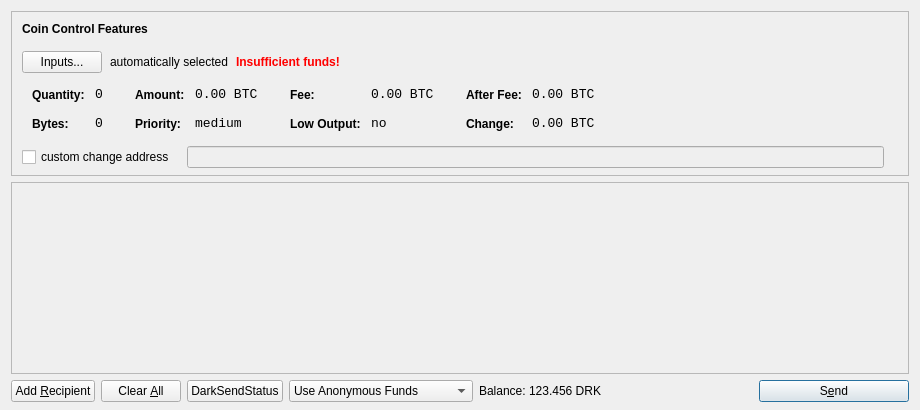
Above: src/qt/forms/sendcoinsdialog.ui from NarubyRiverlione/Spice before the change. Below: the same form after it.
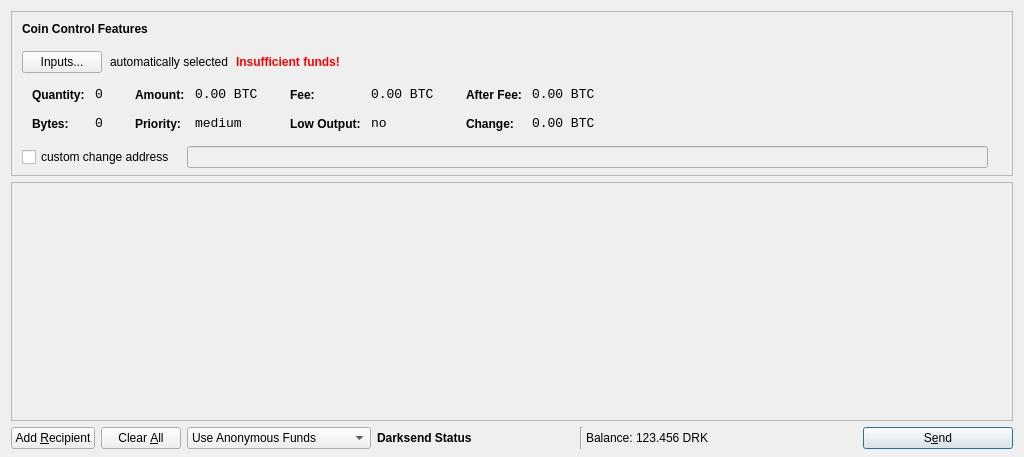
That is the form after the change. Icons and pictures are not drawn.

```diff
--- a/src/qt/forms/sendcoinsdialog.ui
+++ b/src/qt/forms/sendcoinsdialog.ui
@@ -6,8 +6,8 @@
    <rect>
     <x>0</x>
     <y>0</y>
-    <width>920</width>
-    <height>410</height>
+    <width>1024</width>
+    <height>457</height>
    </rect>
   </property>
   <property name="windowTitle">
@@ -625,8 +625,8 @@
        <rect>
         <x>0</x>
         <y>0</y>
-        <width>900</width>
-        <height>162</height>
+        <width>1004</width>
+        <height>209</height>
        </rect>
       </property>
       <layout class="QVBoxLayout" name="verticalLayout_2">
@@ -702,32 +702,6 @@
        </property>
       </widget>
      </item>
-     <item>
-      <widget class="QPushButton" name="darkSendStatusButton">
-       <property name="sizePolicy">
-        <sizepolicy hsizetype="Minimum" vsizetype="Fixed">
-         <horstretch>0</horstretch>
-         <verstretch>0</verstretch>
-        </sizepolicy>
-       </property>
-       <property name="toolTip">
-        <string>Create inputs compatible with DarkSend</string>
-       </property>
-       <property name="text">
-        <string>DarkSendStatus</string>
-       </property>
-       <property name="icon">
-        <iconset resource="../bitcoin.qrc">
-         <normaloff>:/icons/denominate</normaloff>:/icons/denominate</iconset>
-       </property>
-       <property name="autoRepeatDelay">
-        <number>300</number>
-       </property>
-       <property name="autoDefault">
-        <bool>false</bool>
-       </property>
-      </widget>
-     </item>
      <item>
       <widget class="QComboBox" name="inputType">
        <property name="minimumSize">
@@ -758,6 +732,38 @@
        <property name="spacing">
         <number>3</number>
        </property>
+       <item>
+        <widget class="QLabel" name="darkSendStatus">
+         <property name="minimumSize">
+          <size>
+           <width>200</width>
+           <height>0</height>
+          </size>
+         </property>
+         <property name="font">
+          <font>
+           <weight>75</weight>
+           <bold>true</bold>
+          </font>
+         </property>
+         <property name="text">
+          <string>Darksend Status</string>
+         </property>
+        </widget>
+       </item>
+       <item>
+        <widget class="Line" name="line">
+         <property name="font">
+          <font>
+           <weight>75</weight>
+           <bold>true</bold>
+          </font>
+         </property>
+         <property name="orientation">
+          <enum>Qt::Vertical</enum>
+         </property>
+        </widget>
+       </item>
        <item>
         <widget class="QLabel" name="label">
          <property name="text">
```
